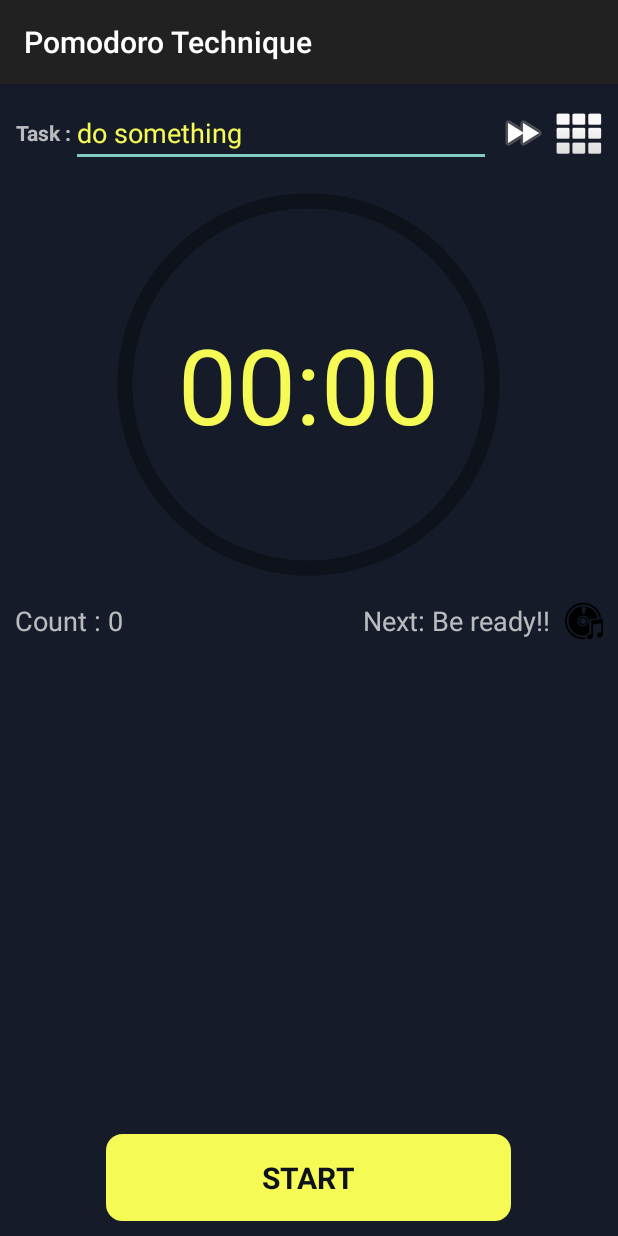
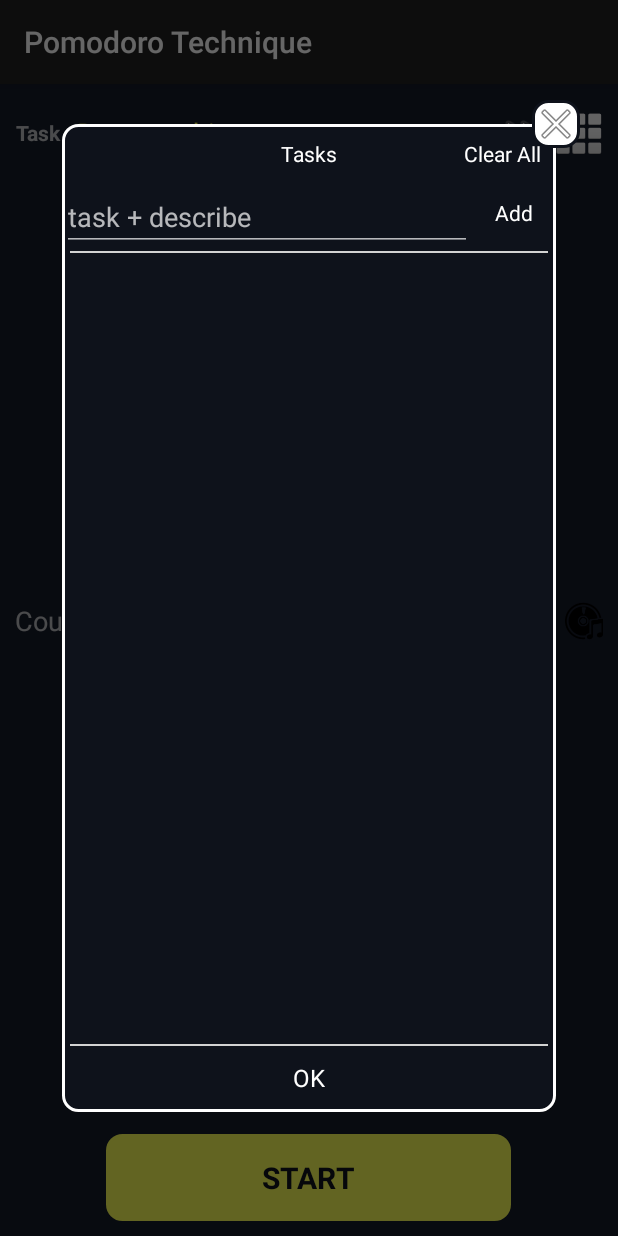
Before and after one commit to thanhtd1987/Pomorodo-Technique, an Android app: the screen it shows after launch (MainActivity), after a tap on an icon or button, on a phone screen of 412 x 824 dp. Run offline under Robolectric (Android 15) with nearby library versions, the light colour scheme and no system bars.

Commit message:
[GENERAL] add List of task + task actions

```diff
--- a/app/build.gradle
+++ b/app/build.gradle
@@ -29,4 +29,5 @@ dependencies {
     implementation 'com.android.support.constraint:constraint-layout:1.1.2'
     testImplementation 'junit:junit:4.12'
     implementation 'com.android.support:recyclerview-v7:26.1.0'
+    implementation 'com.google.code.gson:gson:2.8.5'
 }
--- a/app/src/main/java/com/funwolrd/pomodorotechnique/common/Utils.java
+++ b/app/src/main/java/com/funwolrd/pomodorotechnique/common/Utils.java
@@ -1,5 +1,13 @@
 package com.funwolrd.pomodorotechnique.common;
 
+import android.content.Context;
+import android.view.inputmethod.InputMethodManager;
+import android.widget.EditText;
+
+import com.google.gson.Gson;
+import com.google.gson.GsonBuilder;
+
+import java.lang.reflect.Modifier;
 import java.util.concurrent.TimeUnit;
 
 /**
@@ -33,4 +41,17 @@ public class Utils {
     public static boolean isInWarningTime(long time, int warningTimeInSecond) {
         return TimeUnit.SECONDS.toMillis(warningTimeInSecond) >= time;
     }
+
+    public static Gson getGson() {
+        GsonBuilder builder = new GsonBuilder();
+        builder.excludeFieldsWithModifiers(Modifier.FINAL, Modifier.TRANSIENT, Modifier.STATIC);
+        return builder.create();
+    }
+
+    public static void hideKeyboard(Context context, EditText editText) {
+        InputMethodManager inputMethodManager = (InputMethodManager)
+                context.getSystemService(Context.INPUT_METHOD_SERVICE);
+        // Hide the soft keyboard
+        inputMethodManager.hideSoftInputFromWindow(editText.getWindowToken(), 0);
+    }
 }
--- /dev/null
+++ b/app/src/main/java/com/funwolrd/pomodorotechnique/common/managers/PreferenceManager.java
@@ -0,0 +1,35 @@
+package com.funwolrd.pomodorotechnique.common.managers;
+
+import android.content.Context;
+import android.content.SharedPreferences;
+
+/**
+ * Created by ThanhTD on 7/24/2018.
+ */
+public class PreferenceManager {
+
+    private final String SHARE_PREFERENCE_NAME = "share_preference";
+    private final String KEY_TASKS = "task_list";
+
+    private static PreferenceManager sPreferenceManager;
+    private SharedPreferences mSharedPreferences;
+
+    public static PreferenceManager getInstance(Context context) {
+        if(sPreferenceManager == null) {
+            sPreferenceManager = new PreferenceManager(context);
+        }
+        return sPreferenceManager;
+    }
+
+    public PreferenceManager(Context context) {
+        mSharedPreferences = context.getSharedPreferences(context.getPackageName(), Context.MODE_PRIVATE);
+    }
+
+    public void saveTaskList(String jsonTasks) {
+        mSharedPreferences.edit().putString(KEY_TASKS, jsonTasks).apply();
+    }
+
+    public String getTaskList() {
+        return mSharedPreferences.getString(KEY_TASKS, "[]");
+    }
+}
--- a/app/src/main/java/com/funwolrd/pomodorotechnique/task/Task.java
+++ b/app/src/main/java/com/funwolrd/pomodorotechnique/task/Task.java
@@ -1,4 +1,14 @@
 package com.funwolrd.pomodorotechnique.task;
+
+import android.content.Context;
+import android.util.Log;
+
+import com.funwolrd.pomodorotechnique.common.Utils;
+import com.funwolrd.pomodorotechnique.common.managers.PreferenceManager;
+import com.google.gson.reflect.TypeToken;
+
+import java.lang.reflect.Type;
+import java.util.List;
 
 /**
  * Created by ThanhTD on 7/22/2018.
@@ -31,4 +41,15 @@ public class Task {
     public String getTaskName() {
         return taskName;
     }
+
+    public static List<Task> getSavedTasks(Context context) {
+        Type type = new TypeToken<List<Task>>(){}.getType();
+        Log.d("DEBUG", "getSavedTasks: "+PreferenceManager.getInstance(context).getTaskList());
+        return Utils.getGson().fromJson(PreferenceManager.getInstance(context).getTaskList(), type);
+    }
+
+    public static void saveTaskList(Context context, List<Task> tasks) {
+        String json = Utils.getGson().toJson(tasks);
+        PreferenceManager.getInstance(context).saveTaskList(json);
+    }
 }
--- a/app/src/main/java/com/funwolrd/pomodorotechnique/task/TaskListDialog.java
+++ b/app/src/main/java/com/funwolrd/pomodorotechnique/task/TaskListDialog.java
@@ -6,13 +6,18 @@ import android.os.Bundle;
 import android.support.annotation.NonNull;
 import android.support.v7.widget.LinearLayoutManager;
 import android.support.v7.widget.RecyclerView;
+import android.view.Gravity;
 import android.view.View;
+import android.view.Window;
+import android.view.WindowManager;
+import android.view.inputmethod.EditorInfo;
+import android.widget.EditText;
 import android.widget.ImageView;
 import android.widget.TextView;
 
 import com.funwolrd.pomodorotechnique.R;
+import com.funwolrd.pomodorotechnique.common.Utils;
 
-import java.util.ArrayList;
 import java.util.List;
 
 /**
@@ -24,20 +29,39 @@ public class TaskListDialog extends Dialog implements View.OnClickListener {
     private TasksAdapter mAdapter;
     TextView tvAdd, tvClearAll, tvOk;
     ImageView ivClose;
+    EditText etAddTask;
 
     List<Task> tasks;
+    TasksDialogListener mListener;
 
     public TaskListDialog(@NonNull Context context) {
         super(context);
     }
 
+    public TaskListDialog setListener(TasksDialogListener listener) {
+        mListener = listener;
+        return this;
+    }
+
     @Override
     protected void onCreate(Bundle savedInstanceState) {
         super.onCreate(savedInstanceState);
-        setContentView(R.layout.dialog_tasks);
 
+        initDialogProperties();
         initView();
         initAction();
+    }
+
+    private void initDialogProperties() {
+        requestWindowFeature(Window.FEATURE_NO_TITLE);
+        getWindow().setBackgroundDrawableResource(android.R.color.transparent);
+        setContentView(R.layout.dialog_tasks);
+        WindowManager.LayoutParams layoutParams = new WindowManager.LayoutParams();
+        layoutParams.copyFrom(getWindow().getAttributes());
+        layoutParams.width = WindowManager.LayoutParams.MATCH_PARENT;
+        layoutParams.height = WindowManager.LayoutParams.MATCH_PARENT;
+        layoutParams.gravity = Gravity.CENTER;
+        getWindow().setAttributes(layoutParams);
     }
 
     void initView() {
@@ -46,12 +70,23 @@ public class TaskListDialog extends Dialog implements View.OnClickListener {
         tvClearAll = findViewById(R.id.tv_clear_tasks);
         tvOk = findViewById(R.id.btn_select_task);
         ivClose = findViewById(R.id.iv_close);
+        etAddTask = findViewById(R.id.et_add_task_name);
 
-        tasks = getSavedTasks();
+        tasks = Task.getSavedTasks(getContext());
         mAdapter = new TasksAdapter(tasks);
         LinearLayoutManager layoutManager = new LinearLayoutManager(getContext(), LinearLayoutManager.VERTICAL, false);
         rcvTasks.setLayoutManager(layoutManager);
         rcvTasks.setAdapter(mAdapter);
+
+        etAddTask.setImeActionLabel("Add", EditorInfo.IME_ACTION_DONE);
+        etAddTask.setOnEditorActionListener((textView, imeAction, keyEvent) -> {
+            if (imeAction == EditorInfo.IME_ACTION_DONE) {
+                addTask(textView.getText().toString());
+                return true;
+            }
+
+            return false;
+        });
     }
 
     void initAction() {
@@ -61,28 +96,37 @@ public class TaskListDialog extends Dialog implements View.OnClickListener {
         ivClose.setOnClickListener(this);
     }
 
-    private List<Task> getSavedTasks() {
-        List<Task> list = new ArrayList<>();
-        //TODO: get from SharePreference as String & parse
-        return list;
+    private void addTask(String taskName) {
+        if (taskName.trim().isEmpty())
+            return;
+        Utils.hideKeyboard(getContext(), etAddTask);
+        Task task = new Task(taskName);
+        mAdapter.addTask(task);
+        etAddTask.setText("");
     }
 
     @Override
     public void onClick(View view) {
         switch (view.getId()) {
             case R.id.tv_add_task:
-                //TODO: add task with simple dialog
+                addTask(etAddTask.getText().toString());
                 break;
             case R.id.tv_clear_tasks:
-                //TODO: clear all of tasks
+                mAdapter.clearAllTasks();
                 break;
             case R.id.btn_select_task:
-                //TODO: return the selected task name
+                mListener.onDismiss(mAdapter.getSelectedTask());
+                Task.saveTaskList(getContext(), tasks);
+                dismiss();
                 break;
             case R.id.iv_close:
-                //TODO: close dialog
+                dismiss();
                 break;
         }
 
     }
+
+    public interface TasksDialogListener {
+        void onDismiss(Task task);
+    }
 }
--- /dev/null
+++ b/app/src/main/res/drawable/bg_dark_white_border.xml
@@ -0,0 +1,9 @@
+<?xml version="1.0" encoding="utf-8"?>
+<shape xmlns:android="http://schemas.android.com/apk/res/android"
+    >
+    <corners android:radius="10dp"/>
+
+    <stroke android:color="@color/white" android:width="2dp"/>
+
+    <solid android:color="@color/colorPrimaryDark" />
+</shape>
--- /dev/null
+++ b/app/src/main/res/drawable/bg_white_black_border.xml
@@ -0,0 +1,9 @@
+<?xml version="1.0" encoding="utf-8"?>
+<shape xmlns:android="http://schemas.android.com/apk/res/android"
+    >
+    <corners android:radius="10dp"/>
+
+    <stroke android:color="@color/colorPrimaryDark" android:width="2dp"/>
+
+    <solid android:color="@color/white" />
+</shape>
--- a/app/src/main/res/layout/activity_main.xml
+++ b/app/src/main/res/layout/activity_main.xml
@@ -5,7 +5,8 @@
     android:layout_height="match_parent"
     android:background="@color/colorBackground"
     android:padding="10dp"
-    tools:context=".MainActivity">
+    tools:context=".MainActivity"
+    android:focusableInTouchMode="true">
 
     <TextView
         android:id="@+id/tv_task"
@@ -23,7 +24,7 @@
         android:layout_height="wrap_content"
         android:layout_toLeftOf="@id/iv_next_task"
         android:layout_toRightOf="@+id/tv_task"
-        android:text="do something"
+        android:text="@string/text_no_task"
         android:textColor="@color/colorYellow" />
 
     <ImageView
--- a/app/src/main/res/layout/dialog_tasks.xml
+++ b/app/src/main/res/layout/dialog_tasks.xml
@@ -37,46 +37,77 @@
     <RelativeLayout
         android:layout_width="0dp"
         android:layout_height="0dp"
-        android:background="@drawable/selector_btn_background"
+        android:background="@drawable/bg_dark_white_border"
         app:layout_constraintBottom_toTopOf="@id/guideline_bottom"
         app:layout_constraintLeft_toRightOf="@id/guideline_left"
         app:layout_constraintRight_toLeftOf="@id/guideline_right"
-        app:layout_constraintTop_toBottomOf="@+id/guideline_top">
+        app:layout_constraintTop_toBottomOf="@+id/guideline_top"
+        android:focusableInTouchMode="true">
 
+        <TextView
+            android:layout_width="wrap_content"
+            android:layout_height="wrap_content"
+            android:layout_centerHorizontal="true"
+            android:padding="10dp"
+            android:text="Tasks"
+            android:textColor="@color/white" />
 
-        <LinearLayout
-            android:id="@+id/ll_label"
+        <TextView
+            android:id="@+id/tv_clear_tasks"
+            android:layout_width="wrap_content"
+            android:layout_height="wrap_content"
+            android:layout_alignParentRight="true"
+            android:padding="10dp"
+            android:text="Clear All"
+            android:textColor="@color/white" />
+
+        <EditText
+            android:id="@+id/et_add_task_name"
             android:layout_width="match_parent"
             android:layout_height="wrap_content"
-            android:paddingBottom="5dp"
-            android:paddingTop="5dp"
-            android:weightSum="10">
+            android:layout_below="@+id/tv_clear_tasks"
+            android:layout_toLeftOf="@+id/tv_add_task"
+            android:hint="task + describe"
+            android:inputType="text"
+             />
 
-            <TextView
-                android:layout_width="0dp"
-                android:layout_height="wrap_content"
-                android:layout_weight="6"
-                android:paddingLeft="10dp"
-                android:text="Tasks"
-                android:textColor="@color/colorPrimaryDark" />
+        <TextView
+            android:id="@+id/tv_add_task"
+            android:layout_width="wrap_content"
+            android:layout_height="wrap_content"
+            android:layout_alignBottom="@+id/et_add_task_name"
+            android:layout_alignParentRight="true"
+            android:layout_alignTop="@+id/et_add_task_name"
+            android:layout_marginLeft="5dp"
+            android:layout_marginRight="5dp"
+            android:padding="10dp"
+            android:text="Add"
+            android:textColor="@color/white" />
 
-            <TextView
-                android:id="@+id/tv_add_task"
-                android:layout_width="0dp"
-                android:layout_height="wrap_content"
-                android:layout_weight="2"
-                android:text="Add"
-                android:textColor="@color/colorPrimaryDark" />
+        <View
+            android:layout_width="match_parent"
+            android:layout_height="1dp"
+            android:layout_alignTop="@+id/rcv_tasks"
+            android:layout_marginLeft="5dp"
+            android:layout_marginRight="5dp"
+            android:background="@color/disable_color" />
 
-            <TextView
-                android:id="@+id/tv_clear_tasks"
-                android:layout_width="0dp"
-                android:layout_height="wrap_content"
-                android:layout_marginRight="10dp"
-                android:layout_weight="2"
-                android:text="Clear All"
-                android:textColor="@color/colorPrimaryDark" />
-        </LinearLayout>
+        <android.support.v7.widget.RecyclerView
+            android:id="@+id/rcv_tasks"
+            android:layout_width="match_parent"
+            android:layout_height="match_parent"
+            android:layout_above="@+id/btn_select_task"
+            android:layout_below="@+id/tv_add_task"
+            android:layout_marginLeft="5dp"
+            android:layout_marginRight="5dp" />
+
+        <View
+            android:layout_width="match_parent"
+            android:layout_height="1dp"
+            android:layout_alignTop="@+id/btn_select_task"
+            android:layout_marginLeft="5dp"
+            android:layout_marginRight="5dp"
+            android:background="@color/disable_color" />
 
         <TextView
             android:id="@+id/btn_select_task"
@@ -90,17 +121,8 @@
             android:paddingRight="15dp"
             android:paddingTop="10dp"
             android:text="OK"
-            android:textColor="@color/colorPrimaryDark"
+            android:textColor="@color/white"
             android:textSize="16sp" />
-
-        <android.support.v7.widget.RecyclerView
-            android:id="@+id/rcv_tasks"
-            android:layout_width="match_parent"
-            android:layout_height="match_parent"
-            android:layout_above="@+id/btn_select_task"
-            android:layout_below="@+id/ll_label"
-            android:layout_marginLeft="5dp"
-            android:layout_marginRight="5dp" />
 
     </RelativeLayout>
 
@@ -108,7 +130,7 @@
         android:id="@+id/iv_close"
         android:layout_width="wrap_content"
         android:layout_height="wrap_content"
-        android:background="@drawable/bg_button"
+        android:background="@drawable/bg_white_black_border"
         android:src="@android:drawable/ic_menu_close_clear_cancel"
         app:layout_constraintBottom_toBottomOf="@id/guideline_top"
         app:layout_constraintLeft_toRightOf="@id/guideline_right"
--- a/app/src/main/res/values/colors.xml
+++ b/app/src/main/res/values/colors.xml
@@ -7,4 +7,5 @@
     <color name="colorYellow">#F5FA55</color>
     <color name="warning_color">#FF0000</color>
     <color name="disable_color">#D3D3D3</color>
+    <color name="white">#FFFFFF</color>
 </resources>
--- a/app/src/main/res/values/strings.xml
+++ b/app/src/main/res/values/strings.xml
@@ -5,4 +5,5 @@
     <string name="text_ready">Be ready!!</string>
     <string name="text_start">START</string>
     <string name="text_stop">STOP</string>
+    <string name="text_no_task">Do something...</string>
 </resources>
```
Also changed, not shown: app/src/main/java/com/funwolrd/pomodorotechnique/MainActivity.java (+44 -6 lines), app/src/main/java/com/funwolrd/pomodorotechnique/task/TasksAdapter.java (+21 -8 lines).
